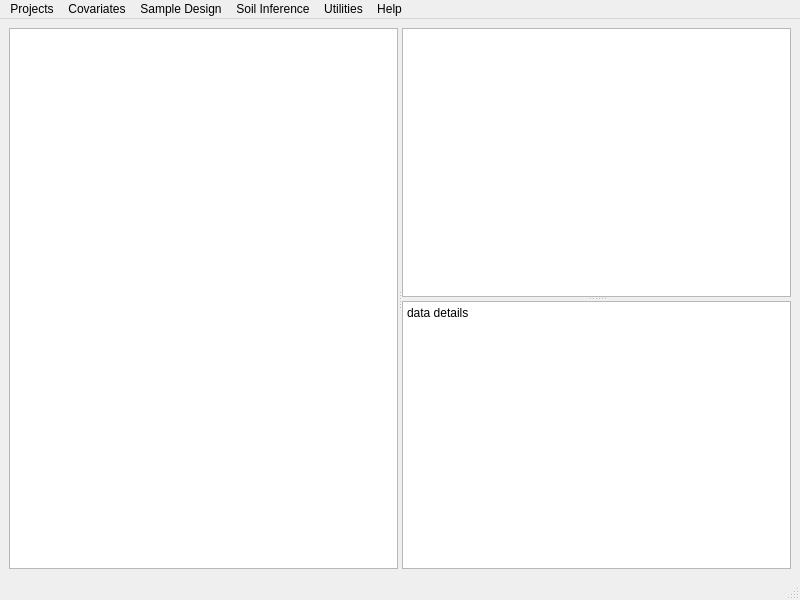
Old version of the form mainwindow.ui in the repository lreis2415/iSoLIM.
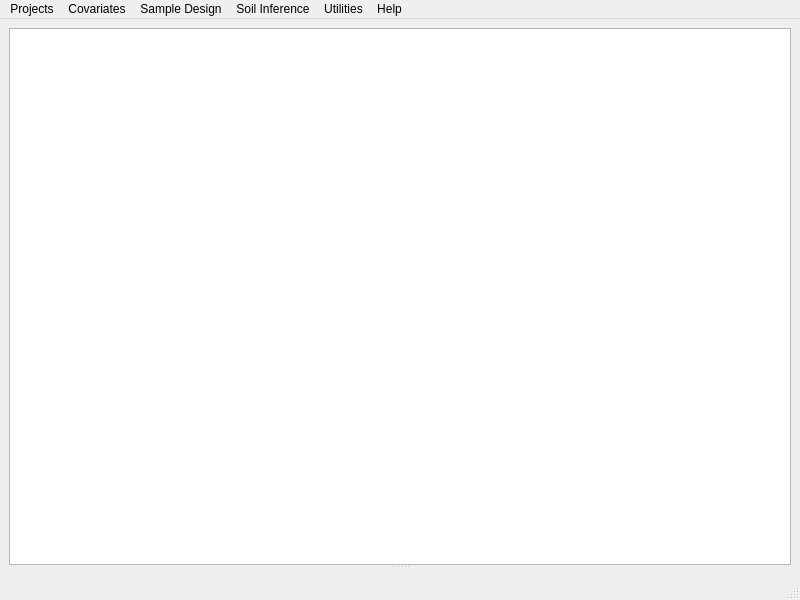
New version of the form.

The edit to the form file:
```diff
--- a/mainwindow.ui
+++ b/mainwindow.ui
@@ -20,21 +20,22 @@
       <property name="orientation">
        <enum>Qt::Horizontal</enum>
       </property>
-      <widget class="QTreeView" name="dataTreeView"/>
       <widget class="QSplitter" name="splitter_2">
        <property name="orientation">
         <enum>Qt::Vertical</enum>
        </property>
-       <widget class="QGraphicsView" name="graphicsView"/>
+       <widget class="QGraphicsView" name="graphicsView">
+        <property name="sizePolicy">
+         <sizepolicy hsizetype="Maximum" vsizetype="Expanding">
+          <horstretch>0</horstretch>
+          <verstretch>0</verstretch>
+         </sizepolicy>
+        </property>
+       </widget>
        <widget class="QSplitter" name="splitter">
         <property name="orientation">
          <enum>Qt::Horizontal</enum>
         </property>
-        <widget class="QPlainTextEdit" name="plainTextEdit">
-         <property name="plainText">
-          <string>data details</string>
-         </property>
-        </widget>
        </widget>
       </widget>
      </widget>
```
Left out of the diff: 9 changed lines with no effect on the pictures.
